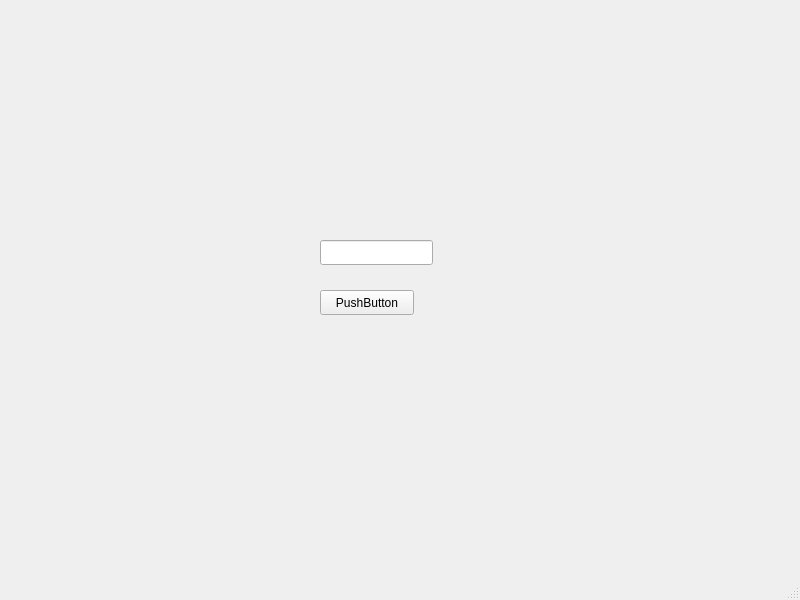
The window that Image-size-checker/imagesizechecker.ui (Ipa-oss/Image-size-checker) describes before a commit, drawn with Qt 5.
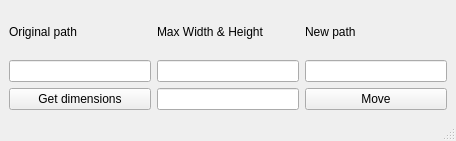
The same window after the commit.

Patch:
```diff
--- a/Image-size-checker/imagesizechecker.ui
+++ b/Image-size-checker/imagesizechecker.ui
@@ -6,37 +6,63 @@
    <rect>
     <x>0</x>
     <y>0</y>
-    <width>800</width>
-    <height>600</height>
+    <width>456</width>
+    <height>141</height>
    </rect>
   </property>
   <property name="windowTitle">
    <string>ImageSizeChecker</string>
   </property>
   <widget class="QWidget" name="centralwidget">
-   <widget class="QPushButton" name="pushButton">
-    <property name="geometry">
-     <rect>
-      <x>320</x>
-      <y>290</y>
-      <width>94</width>
-      <height>25</height>
-     </rect>
-    </property>
-    <property name="text">
-     <string>PushButton</string>
-    </property>
-   </widget>
-   <widget class="QLineEdit" name="lineEdit">
-    <property name="geometry">
-     <rect>
-      <x>320</x>
-      <y>240</y>
-      <width>113</width>
-      <height>25</height>
-     </rect>
-    </property>
-   </widget>
+   <layout class="QGridLayout" name="gridLayout">
+    <item row="1" column="0">
+     <widget class="QLineEdit" name="origPath"/>
+    </item>
+    <item row="0" column="0">
+     <widget class="QLabel" name="label">
+      <property name="text">
+       <string>Original path</string>
+      </property>
+     </widget>
+    </item>
+    <item row="0" column="2">
+     <widget class="QLabel" name="label_2">
+      <property name="text">
+       <string>New path</string>
+      </property>
+     </widget>
+    </item>
+    <item row="2" column="0">
+     <widget class="QPushButton" name="getDim">
+      <property name="text">
+       <string>Get dimensions</string>
+      </property>
+     </widget>
+    </item>
+    <item row="1" column="2">
+     <widget class="QLineEdit" name="newPath"/>
+    </item>
+    <item row="2" column="2">
+     <widget class="QPushButton" name="move">
+      <property name="text">
+       <string>Move</string>
+      </property>
+     </widget>
+    </item>
+    <item row="0" column="1">
+     <widget class="QLabel" name="label_3">
+      <property name="text">
+       <string>Max Width &amp; Height</string>
+      </property>
+     </widget>
+    </item>
+    <item row="1" column="1">
+     <widget class="QLineEdit" name="maxWidth"/>
+    </item>
+    <item row="2" column="1">
+     <widget class="QLineEdit" name="maxHeight"/>
+    </item>
+   </layout>
   </widget>
   <widget class="QMenuBar" name="menubar">
    <property name="geometry">
```
Left out of the diff: 2 changed lines with no effect on the pictures.
